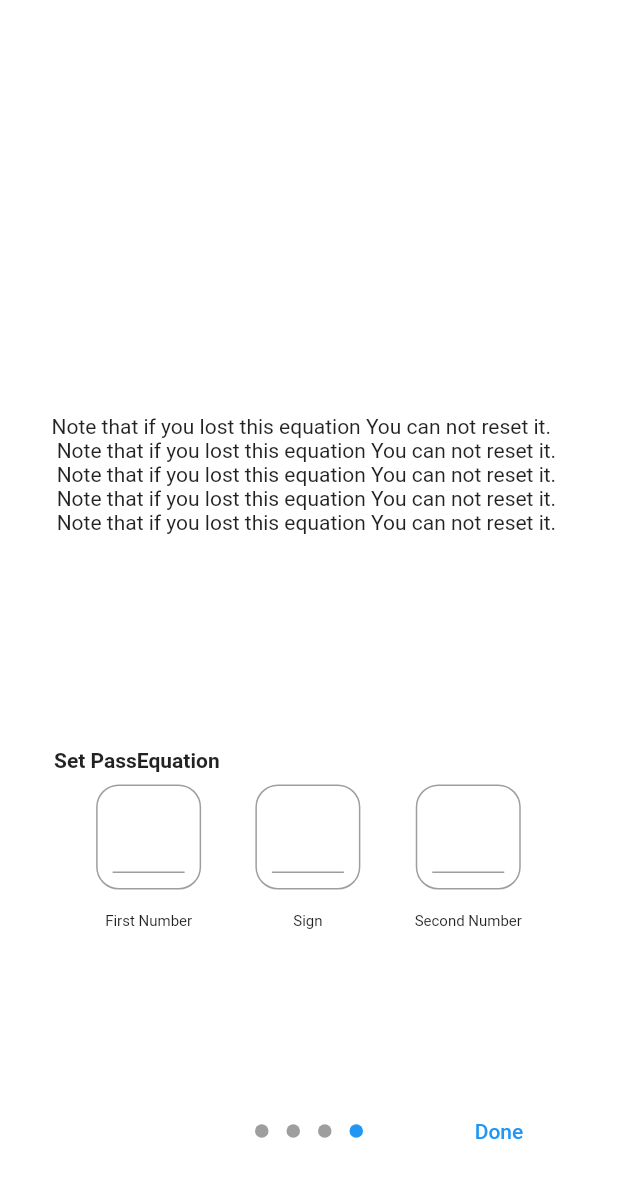
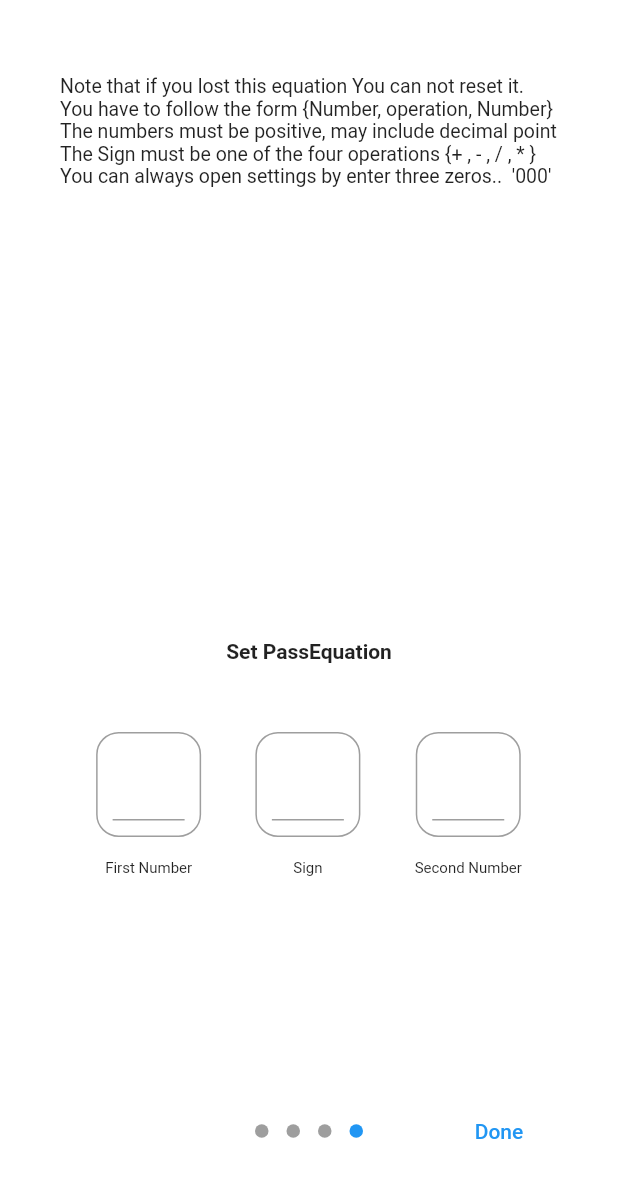
Before and after one commit to HashemAlkeshawi/Magic_calculator, a Flutter app: the screen it shows after launch, swiped to page 4, on a phone screen of 412 x 824 dp. Shown: the top 1178 px of the screen. Run offline on Flutter 3.47's test engine with Material 2 defaults, Android fonts, the phone set to English and light mode, and no system bars; drawn by our look-alikes of introduction_screen; our stand-ins replace easy_localization, flutter_svg, lottie, shared_preferences, sqflite; missing offline and left inert: share_files_and_screenshot_widgets; accounts and stored records are empty.

Commit message:
introduction screen

```diff
--- a/assets/langs/en.json
+++ b/assets/langs/en.json
@@ -42,7 +42,6 @@
     "Sign":"Sign",
     "passEquation Changed" : "PassEquation Changed successfully!",
     "passEquation seted" : "PassEquation added suxxessfully!",
-
     "page_1_body" : "Magic Calculator is a full functional Calculator",
     "page_2_body" : "When a pre-defined Equation entered, a hidden app opens",
     "page_3_body" : "Journals writing, Note Taking and To-Do app are in one place",
--- a/lib/main.dart
+++ b/lib/main.dart
@@ -19,10 +19,12 @@ void main() async {
       supportedLocales: [Locale('en'), Locale('ar')],
       path: 'assets/langs',
       fallbackLocale: Locale('en'),
-      child: App()));
+      child: App(sharedpreferences)));
 }
 
 class App extends StatelessWidget {
+  SharedPreferences sp;
+  App(this.sp);
   // ThemeData? theme = ThemeData.light();
   // changeTheme() {
   //   theme == ThemeData.dark()
@@ -39,7 +41,7 @@ class App extends StatelessWidget {
       supportedLocales: context.supportedLocales,
       locale: context.locale,
       debugShowCheckedModeBanner: false,
-      home: intro_Screen(), // Magic_calculator(),
+      home: sp.getBool('Opened') == null ? intro_Screen() : Magic_calculator(),
     );
   }
 }
--- a/lib/screens/HiddenApp/intro_Screens/intro_Screen.dart
+++ b/lib/screens/HiddenApp/intro_Screens/intro_Screen.dart
@@ -1,6 +1,7 @@
 import 'package:easy_localization/easy_localization.dart';
 import 'package:flutter/material.dart';
 import 'package:introduction_screen/introduction_screen.dart';
+import 'package:magic_calculator/screens/calculator.dart';
 import 'package:shared_preferences/shared_preferences.dart';
 
 class intro_Screen extends StatelessWidget {
@@ -34,16 +35,32 @@ class intro_Screen extends StatelessWidget {
         margin: const EdgeInsets.only(top: 20),
         child: Image.asset('assets/images/introPageThree.png'),
       ));
-  page_4(List<TextEditingController> Controllers) {
+  page_4(
+    List<TextEditingController> Controllers,
+    double screenheight,
+  ) {
     PageViewModel page_4 = PageViewModel(
-      title: '',
+      useScrollView: true,
+      titleWidget: Padding(
+        padding: const EdgeInsets.symmetric(horizontal: 20, vertical: 2),
+        child: Text(
+          "setEquation".tr(),
+          style: TextStyle(
+            fontWeight: FontWeight.bold,
+          ),
+        ),
+      ),
       bodyWidget: setPassEquationWidget(
         Controllers,
       ), // "page_3_body".tr(),
       image: Padding(
-        padding: const EdgeInsets.all(12.0),
-        child: Text(
-          "${'page_4_rule_1'.tr()}  \n ${'page_4_rule_1'.tr()} \n ${'page_4_rule_1'.tr()}\n ${'page_4_rule_1'.tr()}  \n ${'page_4_rule_1'.tr()}",
+        padding: const EdgeInsets.symmetric(horizontal: 12.0),
+        child: SizedBox(
+          height: screenheight / 1.2,
+          child: Text(
+            "${'page_4_rule_1'.tr()}  \n${'page_4_rule_2'.tr()} \n${'page_4_rule_3'.tr()}\n${'page_4_rule_4'.tr()}  \n${'page_4_rule_5'.tr()}",
+            style: TextStyle(fontSize: 13),
+          ),
         ),
       ),
     );
@@ -73,7 +90,10 @@ class intro_Screen extends StatelessWidget {
           sharedPreferences.setStringList('passEquation', equation);
           ScaffoldMessenger.of(context).showSnackBar(Snackbar());
 
-          Navigator.of(context).pop();
+          sharedPreferences.setBool('Opened', true);
+
+          Navigator.of(context).pushReplacement(
+              MaterialPageRoute(builder: (context) => Magic_calculator()));
           print("Done");
         },
         done: Padding(
@@ -85,7 +105,8 @@ class intro_Screen extends StatelessWidget {
           page_2,
           page_3,
           page_4(
-              [operand1_controller, operand2_controller, operand3_controller]),
+              [operand1_controller, operand2_controller, operand3_controller],
+              screenheight),
         ],
       ),
     );
@@ -98,15 +119,6 @@ setPassEquationWidget(List<TextEditingController> controllers) {
     child: Column(
       crossAxisAlignment: CrossAxisAlignment.start,
       children: [
-        Padding(
-          padding: const EdgeInsets.symmetric(horizontal: 20, vertical: 8),
-          child: Text(
-            "setEquation".tr(),
-            style: TextStyle(
-              fontWeight: FontWeight.bold,
-            ),
-          ),
-        ),
         Padding(
           padding: const EdgeInsets.symmetric(horizontal: 30),
           child: Row(
```
